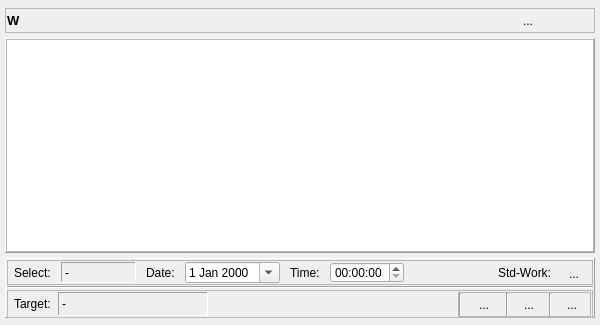
Old version of the form day_popup.ui in the repository Tria-Andy/WorkoutEditor.
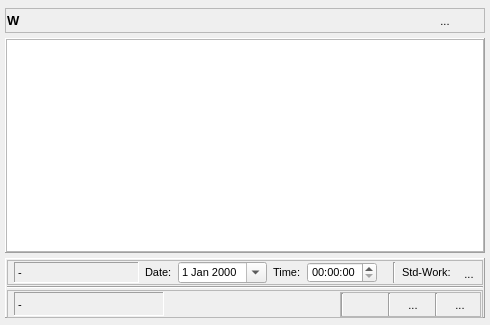
New version of the form. Icons and pictures are not drawn.

Commit message: set Font Family

The edit to the form file:
```diff
--- a/day_popup.ui
+++ b/day_popup.ui
@@ -6,14 +6,14 @@
    <rect>
     <x>0</x>
     <y>0</y>
-    <width>600</width>
+    <width>490</width>
     <height>325</height>
    </rect>
   </property>
   <property name="minimumSize">
    <size>
     <width>0</width>
-    <height>250</height>
+    <height>325</height>
    </size>
   </property>
   <property name="maximumSize">
@@ -22,6 +22,12 @@
     <height>325</height>
    </size>
   </property>
+  <property name="font">
+   <font>
+    <family>Segoe UI</family>
+    <pointsize>8</pointsize>
+   </font>
+  </property>
   <property name="windowTitle">
    <string>Dialog</string>
   </property>
@@ -135,44 +141,6 @@
         </property>
        </widget>
       </item>
-      <item>
-       <widget class="QToolButton" name="toolButton_edit">
-        <property name="minimumSize">
-         <size>
-          <width>22</width>
-          <height>22</height>
-         </size>
-        </property>
-        <property name="maximumSize">
-         <size>
-          <width>22</width>
-          <height>22</height>
-         </size>
-        </property>
-        <property name="toolTip">
-         <string>Edit Workout</string>
-        </property>
-        <property name="text">
-         <string/>
-        </property>
-        <property name="icon">
-         <iconset resource="resources.qrc">
-          <normaloff>:/images/icons/Modify.png</normaloff>:/images/icons/Modify.png</iconset>
-        </property>
-        <property name="iconSize">
-         <size>
-          <width>18</width>
-          <height>18</height>
-         </size>
-        </property>
-        <property name="popupMode">
-         <enum>QToolButton::DelayedPopup</enum>
-        </property>
-        <property name="autoRaise">
-         <bool>true</bool>
-        </property>
-       </widget>
-      </item>
       <item>
        <widget class="QToolButton" name="toolButton_close">
         <property name="minimumSize">
@@ -336,7 +304,7 @@
         </property>
         <layout class="QHBoxLayout" name="horizontalLayout_4">
          <property name="spacing">
-          <number>10</number>
+          <number>6</number>
          </property>
          <property name="leftMargin">
           <number>6</number>
@@ -345,23 +313,16 @@
           <number>1</number>
          </property>
          <property name="rightMargin">
-          <number>6</number>
+          <number>1</number>
          </property>
          <property name="bottomMargin">
           <number>1</number>
          </property>
-         <item>
-          <widget class="QLabel" name="label">
-           <property name="text">
-            <string>Select:</string>
-           </property>
-          </widget>
-         </item>
          <item>
           <widget class="QLabel" name="label_selected">
            <property name="minimumSize">
             <size>
-             <width>75</width>
+             <width>125</width>
              <height>0</height>
             </size>
            </property>
@@ -419,6 +380,13 @@
            </property>
           </spacer>
          </item>
+         <item>
+          <widget class="Line" name="line_6">
+           <property name="orientation">
+            <enum>Qt::Vertical</enum>
+           </property>
+          </widget>
+         </item>
          <item>
           <widget class="QLabel" name="label_5">
            <property name="text">
@@ -493,7 +461,7 @@
         </property>
         <layout class="QHBoxLayout" name="horizontalLayout_3">
          <property name="spacing">
-          <number>7</number>
+          <number>6</number>
          </property>
          <property name="leftMargin">
           <number>6</number>
@@ -507,13 +475,6 @@
          <property name="bottomMargin">
           <number>1</number>
          </property>
-         <item>
-          <widget class="QLabel" name="label_4">
-           <property name="text">
-            <string>Target:</string>
-           </property>
-          </widget>
-         </item>
          <item>
           <widget class="QLabel" name="label_workoutInfo">
            <property name="minimumSize">
@@ -607,11 +568,7 @@
                <string>Edit/Move</string>
               </property>
               <property name="text">
-               <string>...</string>
-              </property>
-              <property name="icon">
-               <iconset resource="resources.qrc">
-                <normaloff>:/images/icons/OK.png</normaloff>:/images/icons/OK.png</iconset>
+               <string/>
               </property>
               <property name="iconSize">
                <size>
@@ -635,13 +592,13 @@
              <widget class="QToolButton" name="toolButton_copy">
               <property name="minimumSize">
                <size>
-                <width>36</width>
+                <width>40</width>
                 <height>24</height>
                </size>
               </property>
               <property name="maximumSize">
                <size>
-                <width>36</width>
+                <width>40</width>
                 <height>24</height>
                </size>
               </property>
@@ -677,13 +634,13 @@
              <widget class="QToolButton" name="toolButton_delete">
               <property name="minimumSize">
                <size>
-                <width>36</width>
+                <width>40</width>
                 <height>24</height>
                </size>
               </property>
               <property name="maximumSize">
                <size>
-                <width>36</width>
+                <width>40</width>
                 <height>24</height>
                </size>
               </property>
```
Left out of the diff: 2 changed lines with no effect on the pictures. The commit also changes 11 other files.
